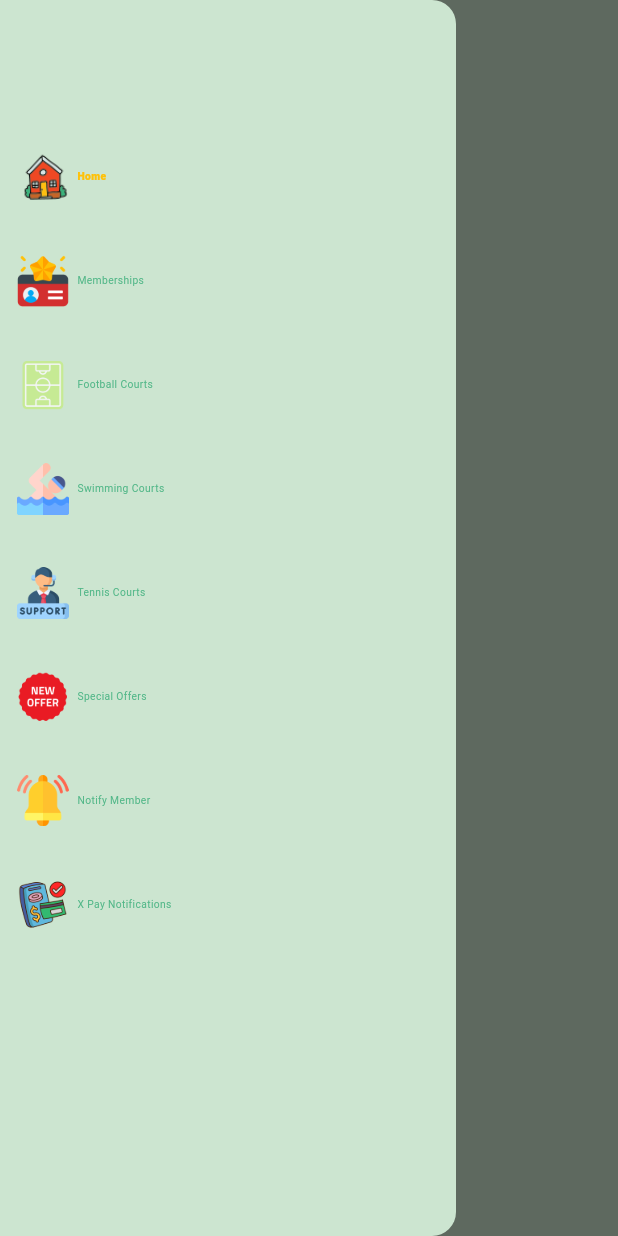
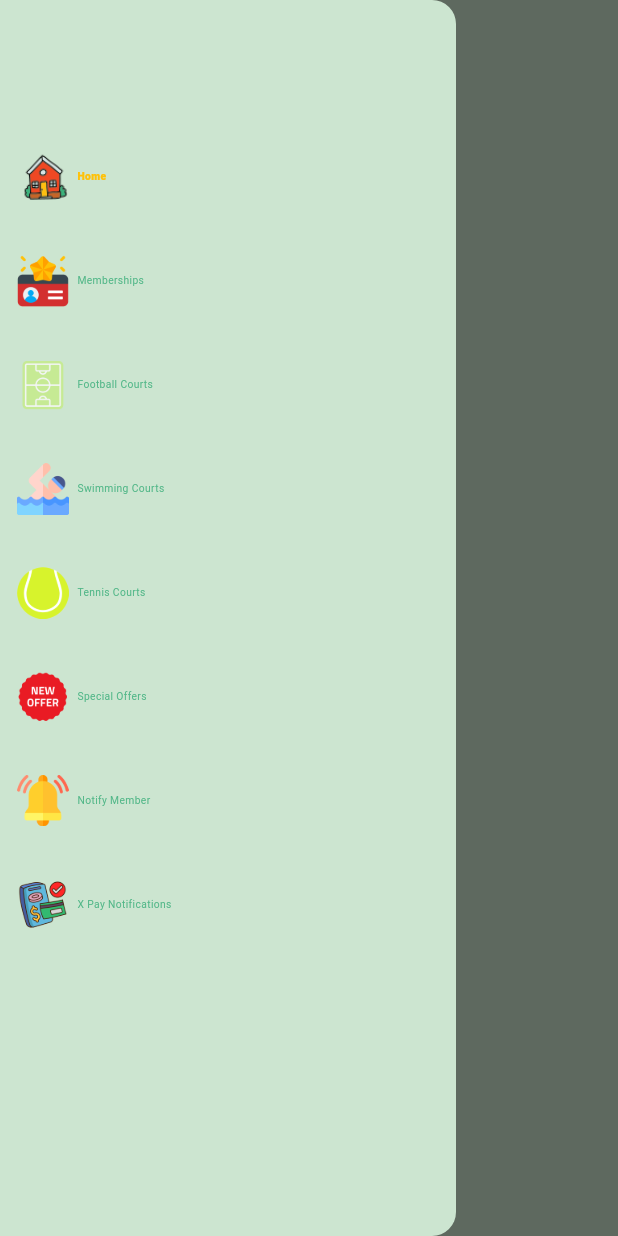
Before and after one commit to MosasaUnited/AshgarClubAdminDash, a Flutter app: the screen it shows after launch, with the side drawer open, on a phone screen of 412 x 824 dp. Run offline on Flutter 3.47's test engine with Material 3 defaults, Android fonts, the phone set to English and light mode, and no system bars; drawn by our look-alikes of fl_chart; our stand-ins replace data_table_2, flutter_screenutil, go_router, table_calendar; missing offline and left inert: segmented_button_slide; Roboto replaces fonts that are missing (Cairo).

Commit message:
RefactorTennisCourtsIcon

```diff
--- a/lib/core/constants/icon_assets.dart
+++ b/lib/core/constants/icon_assets.dart
@@ -6,7 +6,7 @@ class IconAssets {
   static const String notifications = 'assets/icons/notifications.png';
   static const String offers = 'assets/icons/offers.png';
   static const String swimmingCourts = 'assets/icons/swimming_courts.png';
-  static const String techSupport = 'assets/icons/tech_support.png';
+  static const String tennisCourts = 'assets/icons/tennis_courts.png';
   static const String voucher = 'assets/icons/voucher.png';
   static const String xPayNotify = 'assets/icons/xpay_notify.png';
 }
--- a/lib/feature/main/data/side_menu_data.dart
+++ b/lib/feature/main/data/side_menu_data.dart
@@ -13,7 +13,7 @@ class SideMenuData {
     SideMenuModel(
         icon: Image.asset(IconAssets.swimmingCourts), title: 'Swimming Courts'),
     SideMenuModel(
-        icon: Image.asset(IconAssets.techSupport), title: 'Tennis Courts'),
+        icon: Image.asset(IconAssets.tennisCourts), title: 'Tennis Courts'),
     SideMenuModel(
         icon: Image.asset(IconAssets.offers), title: 'Special Offers'),
     SideMenuModel(
```
Also changed, not shown: assets/icons/tennis_courts.png (added).
